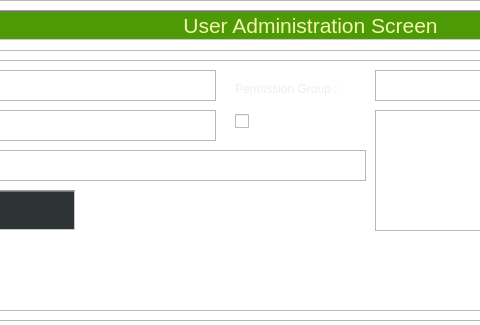
First picture: the form in user_screen.ui, repository swodaemkram/aces, before the edit; both pictures show x 275 to 755 and y 0 to 325 of the 1024 by 768 pixel window.
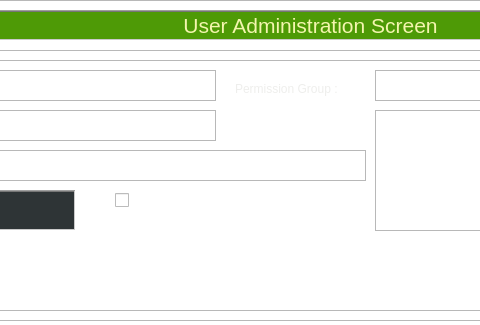
Second picture: the form after the edit. Icons and pictures are not drawn.

Commit message: User Admin is Completed

Diff of the .ui file:
```diff
--- a/user_screen.ui
+++ b/user_screen.ui
@@ -1085,10 +1085,10 @@
     <widget class="QCheckBox" name="checkBox">
      <property name="geometry">
       <rect>
-       <x>340</x>
-       <y>50</y>
-       <width>111</width>
-       <height>23</height>
+       <x>220</x>
+       <y>120</y>
+       <width>251</width>
+       <height>41</height>
       </rect>
      </property>
      <property name="palette">
@@ -1128,6 +1128,11 @@
        </disabled>
       </palette>
      </property>
+     <property name="font">
+      <font>
+       <pointsize>18</pointsize>
+      </font>
+     </property>
      <property name="text">
       <string>User Enabled</string>
      </property>
```
The commit also changes 7 other files.
